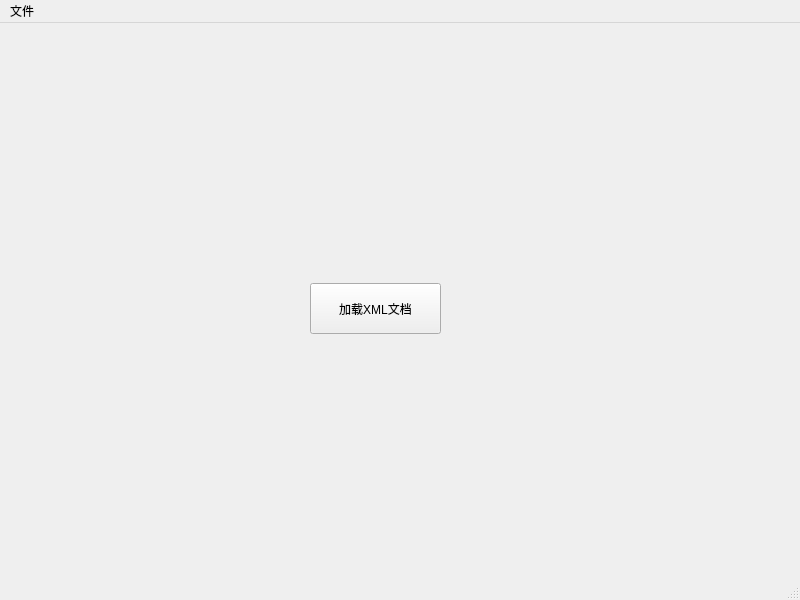
Vorrad/HealthBrick, file HealthBrick/mainwindow.ui: the form before one commit.
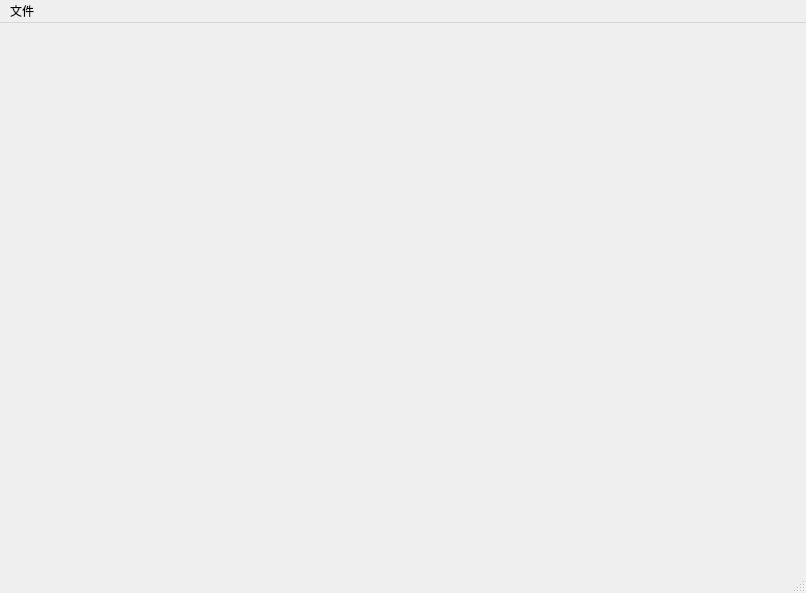
The form after the commit.

```diff
--- a/HealthBrick/mainwindow.ui
+++ b/HealthBrick/mainwindow.ui
@@ -6,34 +6,20 @@
    <rect>
     <x>0</x>
     <y>0</y>
-    <width>800</width>
-    <height>600</height>
+    <width>806</width>
+    <height>593</height>
    </rect>
   </property>
   <property name="windowTitle">
    <string>MainWindow</string>
   </property>
-  <widget class="QWidget" name="centralwidget">
-   <widget class="QPushButton" name="loadXMLButton">
-    <property name="geometry">
-     <rect>
-      <x>310</x>
-      <y>260</y>
-      <width>131</width>
-      <height>51</height>
-     </rect>
-    </property>
-    <property name="text">
-     <string>加载XML文档</string>
-    </property>
-   </widget>
-  </widget>
+  <widget class="QWidget" name="centralwidget"/>
   <widget class="QMenuBar" name="menubar">
    <property name="geometry">
     <rect>
      <x>0</x>
      <y>0</y>
-     <width>800</width>
+     <width>806</width>
      <height>29</height>
     </rect>
    </property>
```
Left out of the diff: 9 changed lines with no effect on the pictures.
